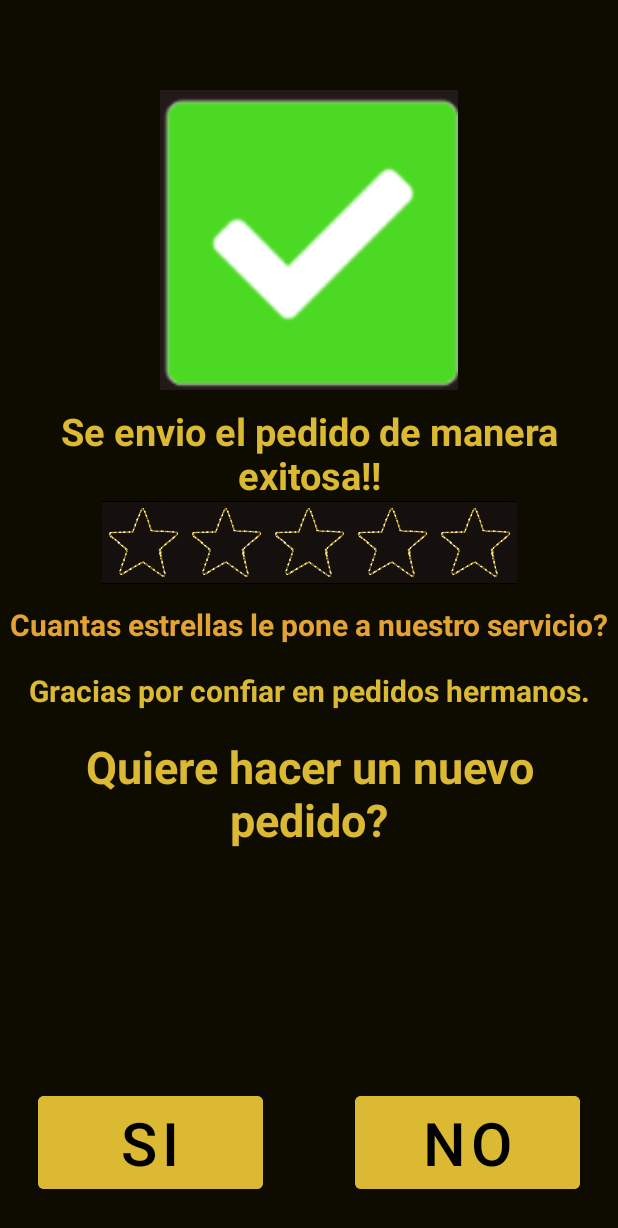
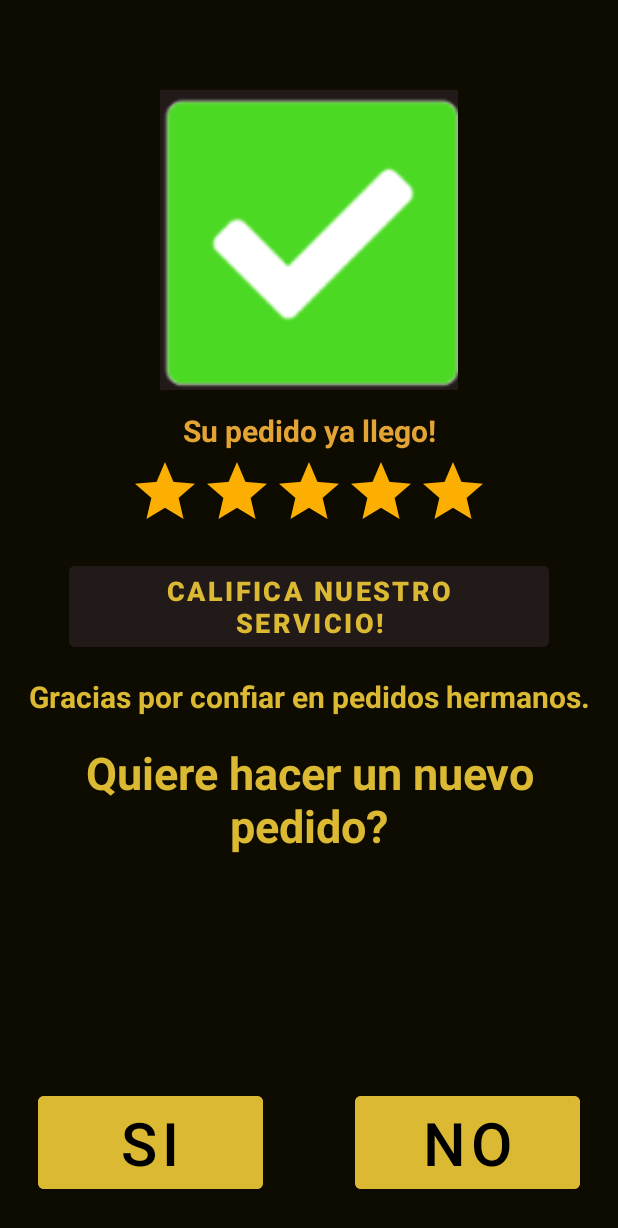
Before and after one commit to dylanjitt/pedidosHermanosAndroid, an Android app: the screen it shows after launch (Calificanos), on a phone screen of 412 x 824 dp. Shown: the top 1228 px of the screen. Run offline under Robolectric (Android 15) with nearby library versions, the phone set to English and light mode, and no system bars.

Commit message:
better code in calificanos functions and logic

```diff
--- a/app/src/main/java/com/grupof/aaft/Calificanos.kt
+++ b/app/src/main/java/com/grupof/aaft/Calificanos.kt
@@ -1,5 +1,6 @@
 package com.grupof.aaft
 
+import android.content.Intent
 import androidx.appcompat.app.AppCompatActivity
 import android.os.Bundle
 import android.widget.ImageButton
@@ -14,9 +15,15 @@ class Calificanos : AppCompatActivity() {
         binding = ActivityCalificanosBinding.inflate(layoutInflater)
         val view = binding.root
         setContentView(view)
-        var botones = listOf(binding.star1,binding.star2,binding.star3,binding.star4,binding.star5)
+        binding.textIdCali.setOnClickListener {
+            Toast.makeText(applicationContext,
+                "Muchas Gracias por calificarnos!!", Toast.LENGTH_SHORT).show()
+        }
+
         binding.yesButton.setOnClickListener {
-            // TODO: LLevar a la activity de pedir cosas
+            val intentRedirect = Intent(this, MainActivity::class.java)
+            startActivity(intentRedirect)
+            finish()
         }
 
         binding.noButtom.setOnClickListener {
@@ -24,32 +31,7 @@ class Calificanos : AppCompatActivity() {
             finishAffinity()
             exitProcess(0)
         }
-        binding.star1.setOnClickListener{
-            change(botones,0)
-        }
-        binding.star2.setOnClickListener{
-            change(botones,1)
 
-        }
-        binding.star3.setOnClickListener{
-            change(botones,2)
-
-        }
-        binding.star4.setOnClickListener{
-            change(botones,3)
-
-        }
-        binding.star5.setOnClickListener{
-            change(botones,4)
-        }
     }
 
-    private fun change(tyty: List<ImageButton>, num: Int){
-        for (i in 0 .. num){
-            tyty[i].setImageResource(R.drawable.star_view_activated)
-        }
-        tyty.forEach{it.isClickable = false}
-        tyty.forEach{it.isEnabled = false}
-        Toast.makeText(applicationContext,"Muchas gracias por calificarnos!!",Toast.LENGTH_LONG).show()
-    }
 }
--- a/app/src/main/res/layout/activity_calificanos.xml
+++ b/app/src/main/res/layout/activity_calificanos.xml
@@ -18,76 +18,31 @@
         app:layout_constraintRight_toRightOf="parent">
     </ImageView>
 
-    <TextView
-        android:id="@+id/text_id"
+    <RatingBar
+        android:id="@+id/ratingBar"
         android:layout_width="wrap_content"
         android:layout_height="wrap_content"
-        android:textSize="25sp"
+        app:layout_constraintLeft_toLeftOf="parent"
+        app:layout_constraintRight_toRightOf="parent"
+        app:layout_constraintTop_toBottomOf="@id/text_id_ty"
+        android:progressTint="@color/teal_200"
+        android:progressBackgroundTint="@color/yellow"/>
+
+    <Button
+        android:id="@+id/text_id_cali"
+        android:layout_width="wrap_content"
+        android:layout_height="wrap_content"
+        android:textSize="18sp"
         android:layout_marginTop="10dp"
         android:textColor="#DCB933"
         android:gravity="center"
         android:textStyle="bold"
-        android:text="Se envio el pedido de manera exitosa!!"
-        app:layout_constraintTop_toBottomOf="@+id/good_id"
+        android:backgroundTint="@color/brown"
+        android:text="Califica nuestro servicio!"
+        app:layout_constraintTop_toBottomOf="@+id/ratingBar"
         app:layout_constraintLeft_toLeftOf="parent"
         app:layout_constraintRight_toRightOf="parent">
-    </TextView>
-
-    <ImageButton
-        android:id="@+id/star3"
-        android:scaleType="centerInside"
-        android:background="@color/black"
-        android:layout_width="55dp"
-        android:layout_height="55dp"
-        app:layout_constraintTop_toBottomOf="@+id/text_id"
-        app:layout_constraintLeft_toLeftOf="parent"
-        android:src="@drawable/star_view"
-        app:layout_constraintRight_toRightOf="parent">
-    </ImageButton>
-
-    <ImageButton
-        android:id="@+id/star1"
-        android:scaleType="centerInside"
-        android:background="@color/black"
-        android:layout_width="55dp"
-        android:layout_height="55dp"
-        app:layout_constraintTop_toBottomOf="@+id/text_id"
-        app:layout_constraintRight_toLeftOf="@id/star2"
-        android:src="@drawable/star_view">
-    </ImageButton>
-
-    <ImageButton
-        android:id="@+id/star2"
-        android:scaleType="centerInside"
-        android:background="@color/black"
-        android:layout_width="55dp"
-        android:layout_height="55dp"
-        app:layout_constraintTop_toBottomOf="@+id/text_id"
-        app:layout_constraintRight_toLeftOf="@id/star3"
-        android:src="@drawable/star_view">
-    </ImageButton>
-
-    <ImageButton
-        android:id="@+id/star4"
-        android:scaleType="centerInside"
-        android:background="@color/black"
-        android:layout_width="55dp"
-        android:layout_height="55dp"
-        app:layout_constraintTop_toBottomOf="@+id/text_id"
-        app:layout_constraintLeft_toRightOf="@id/star3"
-        android:src="@drawable/star_view">
-    </ImageButton>
-
-    <ImageButton
-        android:id="@+id/star5"
-        android:scaleType="centerInside"
-        android:background="@color/black"
-        android:layout_width="55dp"
-        android:layout_height="55dp"
-        app:layout_constraintTop_toBottomOf="@+id/text_id"
-        app:layout_constraintLeft_toRightOf="@id/star4"
-        android:src="@drawable/star_view">
-    </ImageButton>
+    </Button>
 
     <TextView
         android:id="@+id/text_id_ty"
@@ -98,9 +53,9 @@
         android:textColor="#E3A435"
         android:gravity="center"
         android:textStyle="bold"
-        android:text="Cuantas estrellas le pone a nuestro servicio?"
+        android:text="Su pedido ya llego!"
         android:padding="3sp"
-        app:layout_constraintTop_toBottomOf="@+id/star3"
+        app:layout_constraintTop_toBottomOf="@+id/good_id"
         app:layout_constraintLeft_toLeftOf="parent"
         app:layout_constraintRight_toRightOf="parent">
     </TextView>
@@ -116,7 +71,7 @@
         android:textStyle="bold"
         android:text="Gracias por confiar en pedidos hermanos."
         android:padding="3sp"
-        app:layout_constraintTop_toBottomOf="@+id/text_id_ty"
+        app:layout_constraintTop_toBottomOf="@+id/text_id_cali"
         app:layout_constraintLeft_toLeftOf="parent"
         app:layout_constraintRight_toRightOf="parent">
     </TextView>
@@ -167,4 +122,5 @@
 
 
 
+
 </androidx.constraintlayout.widget.ConstraintLayout>
```
